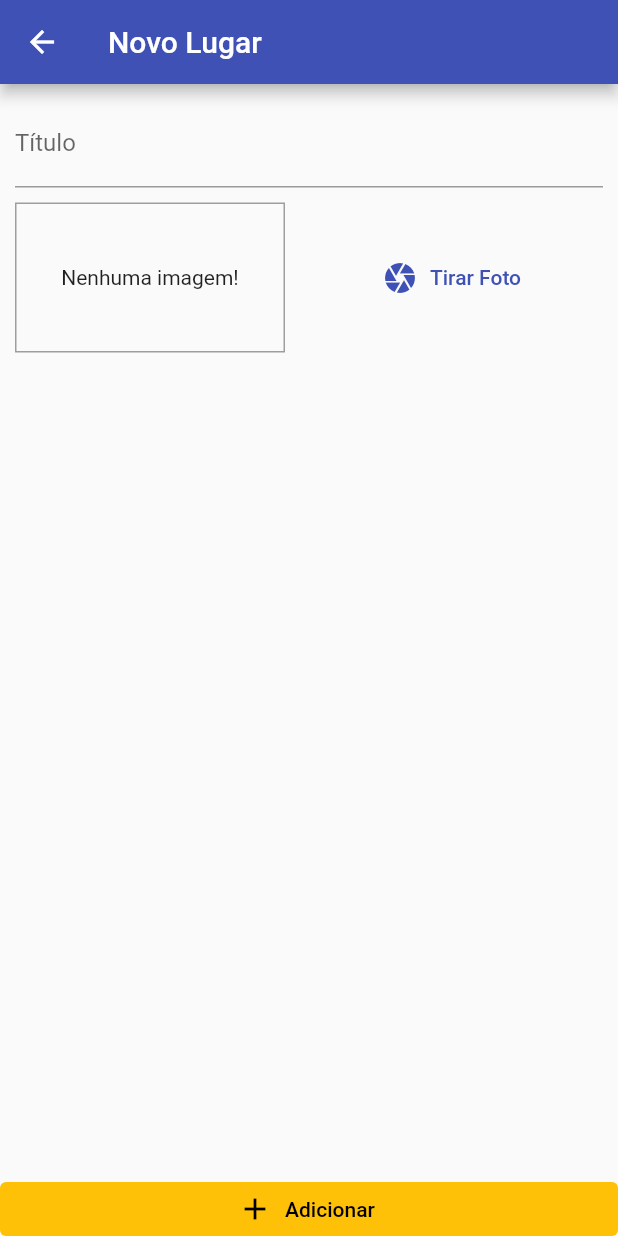
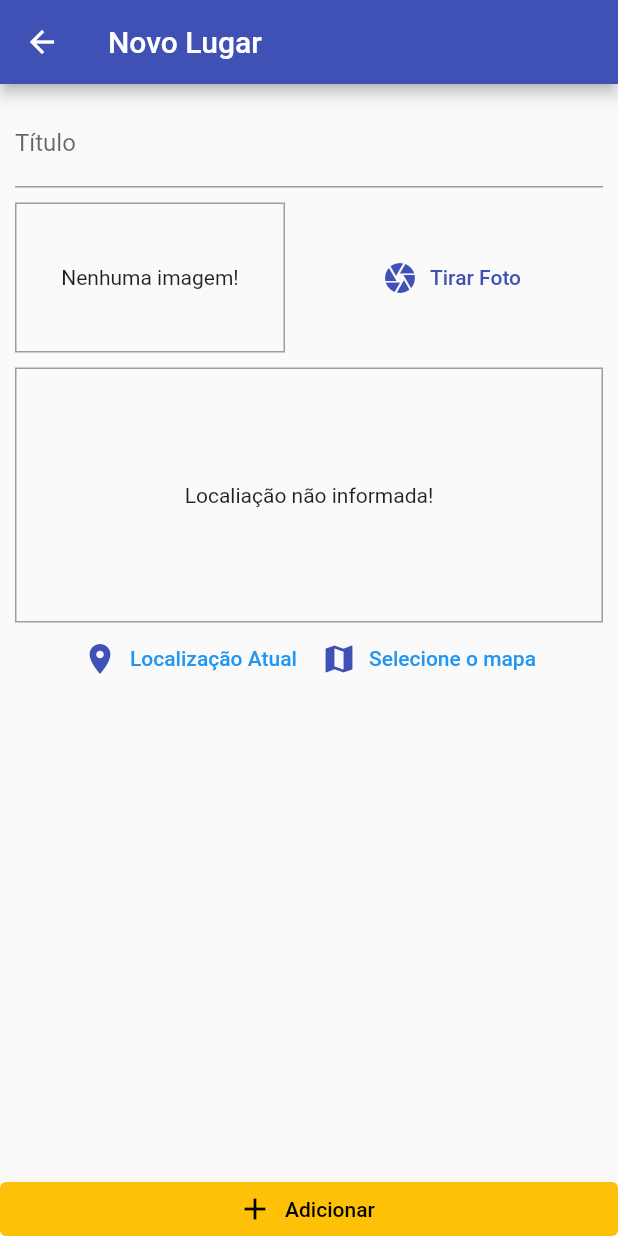
Before and after one commit to davicezarborgesdeveloper/great_places, a Flutter app: the PlaceFormScreen screen opened by its route, on a phone screen of 412 x 824 dp. Run offline on Flutter 3.47's test engine with Material 2 defaults, Android fonts, the phone set to English and light mode, and no system bars; our stand-ins replace image_picker, location, sqflite; missing offline and left inert: image_picker_for_web; accounts and stored records are empty.

Commit message:
get location from Google Cloud Api

```diff
--- a/lib/screens/place_form_screen.dart
+++ b/lib/screens/place_form_screen.dart
@@ -4,6 +4,8 @@ import 'package:flutter/material.dart';
 import 'package:great_places/providers/great_places.dart';
 import 'package:great_places/widgets/image_input.dart';
 import 'package:provider/provider.dart';
+
+import '../widget/location_input.dart';
 
 class PlaceFormScreen extends StatefulWidget {
   const PlaceFormScreen({Key? key}) : super(key: key);
@@ -56,6 +58,8 @@ class _PlaceFormScreenState extends State<PlaceFormScreen> {
                     ),
                     const SizedBox(height: 10),
                     ImageInput(_selectImage),
+                    const SizedBox(height: 10),
+                    LocationInput(),
                   ],
                 ),
               ),
--- /dev/null
+++ b/lib/utils/location_utl.dart
@@ -0,0 +1,11 @@
+const googleApiKey = 'AIzaSyBX44FF71Zf0JrywcmihIy_bmJDdMbBWpU';
+
+class LocationUtil {
+  static String generateLocationPreviewImage({
+    double? latitude,
+    double? longitude,
+  }) {
+    return 'https://maps.googleapis.com/maps/api/staticmap?center=$latitude,$longitude&zoom=13&size=600x300&maptype=roadmap&markers=color:red%7Clabel:C%7C$latitude,$longitude&key=$googleApiKey';
+    // return 'https://maps.googleapis.com/maps/api/staticmap?center=$latitude,$longitude&zoom=13&size=600x300&maptype=roadmap&markers=color:red%7Clabel:A%$latitude,$longitude&key=$googleApiKey';
+  }
+}
--- /dev/null
+++ b/lib/widget/location_input.dart
@@ -0,0 +1,78 @@
+import 'package:flutter/material.dart';
+import 'package:great_places/utils/location_utl.dart';
+import 'package:location/location.dart';
+
+class LocationInput extends StatefulWidget {
+  const LocationInput({Key? key}) : super(key: key);
+
+  @override
+  State<LocationInput> createState() => _LocationInputState();
+}
+
+class _LocationInputState extends State<LocationInput> {
+  String? _previewImageUrl;
+
+  Future<void> _getCurrentUserLocation() async {
+    final locData = await Location().getLocation();
+
+    final staticMapImageUrl = await LocationUtil.generateLocationPreviewImage(
+      latitude: locData.latitude,
+      longitude: locData.longitude,
+    );
+
+    setState(() {
+      _previewImageUrl = staticMapImageUrl;
+    });
+  }
+
+  @override
+  Widget build(BuildContext context) {
+    return Column(
+      children: [
+        Container(
+          height: 170,
+          width: double.infinity,
+          alignment: Alignment.center,
+          decoration: BoxDecoration(
+            border: Border.all(
+              width: 1,
+              color: Colors.grey,
+            ),
+          ),
+          child: _previewImageUrl == null
+              ? Text('Localiação não informada!')
+              : Image.network(
+                  _previewImageUrl!,
+                  fit: BoxFit.cover,
+                  width: double.infinity,
+                ),
+        ),
+        Row(
+          mainAxisAlignment: MainAxisAlignment.center,
+          children: [
+            TextButton.icon(
+              icon: Icon(Icons.location_on),
+              label: Text(
+                'Localização Atual',
+                style: TextStyle(
+                  color: Theme.of(context).primaryColor,
+                ),
+              ),
+              onPressed: _getCurrentUserLocation,
+            ),
+            TextButton.icon(
+              icon: Icon(Icons.map),
+              label: Text(
+                'Selecione o mapa',
+                style: TextStyle(
+                  color: Theme.of(context).primaryColor,
+                ),
+              ),
+              onPressed: () {},
+            ),
+          ],
+        )
+      ],
+    );
+  }
+}
--- a/pubspec.yaml
+++ b/pubspec.yaml
@@ -41,6 +41,7 @@ dependencies:
   path_provider: ^2.0.13
   path: ^1.8.2
   sqflite: ^2.2.5
+  location: ^4.4.0
 
 dev_dependencies:
   flutter_test:
```
Also changed, not shown: pubspec.lock, 2 other files.
